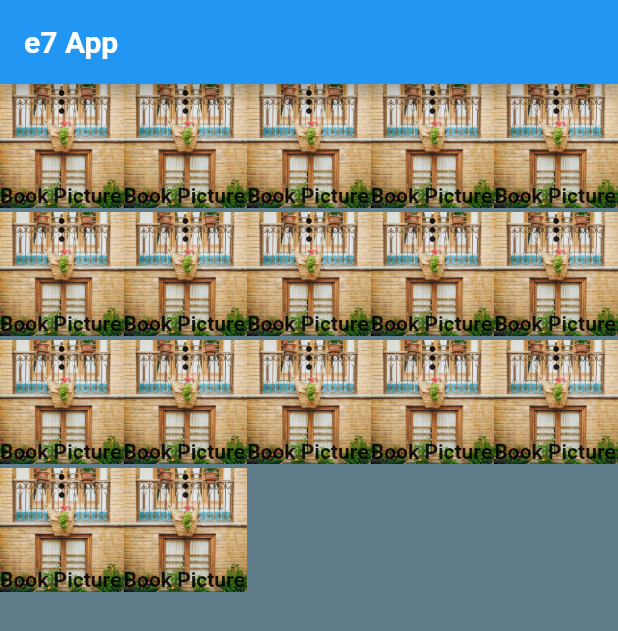
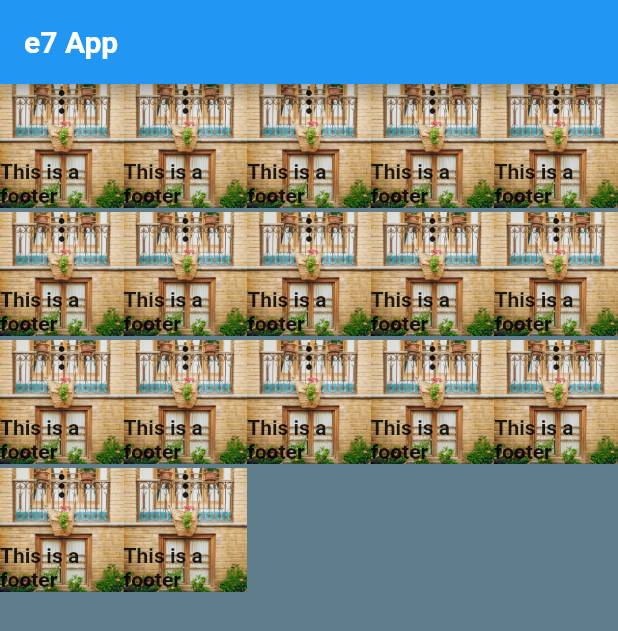
Before and after one commit to EhsanHasin/am_flutter, a Flutter app: the HomePage screen opened directly, on a phone screen of 412 x 824 dp. Shown: the top 631 px of the screen. Run offline on Flutter 3.47's test engine with Material 2 defaults, Android fonts, the light colour scheme and no system bars.

Commit message:
من در صنف این فایل ها را تغییر دادم.

```diff
--- a/lib/grid_view.dart
+++ b/lib/grid_view.dart
@@ -37,7 +37,7 @@ class _HomePageState extends State<HomePage> {
                   fit: BoxFit.cover,
                 ),
                 header: Icon(Icons.more_vert),
-                footer: Text("Book Picture"),
+                footer: Text("This is a footer"),
               ),
             );
           }),
--- a/lib/main.dart
+++ b/lib/main.dart
@@ -52,11 +52,6 @@ class _MyHomePageState extends State<MyHomePage> {
 
   void _incrementCounter() {
     setState(() {
-      // This call to setState tells the Flutter framework that something has
-      // changed in this State, which causes it to rerun the build method below
-      // so that the display can reflect the updated values. If we changed
-      // _counter without calling setState(), then the build method would not be
-      // called again, and so nothing would appear to happen.
       _counter++;
     });
   }
```
